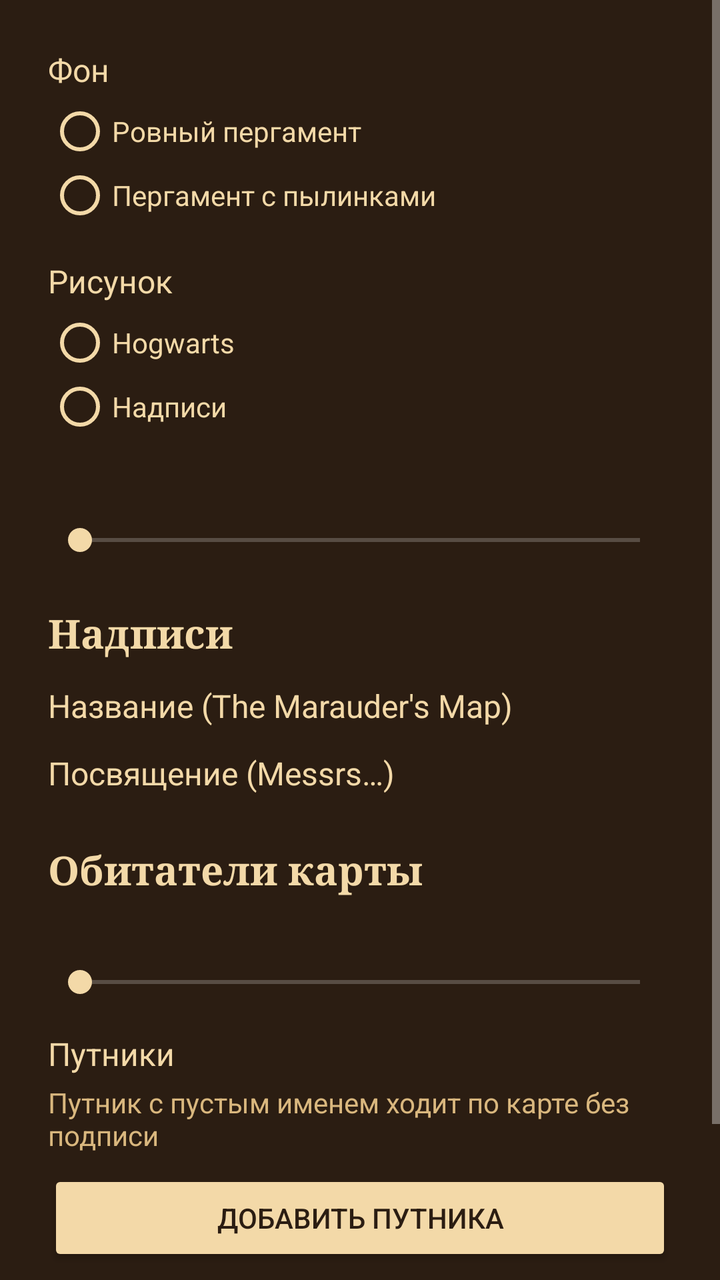
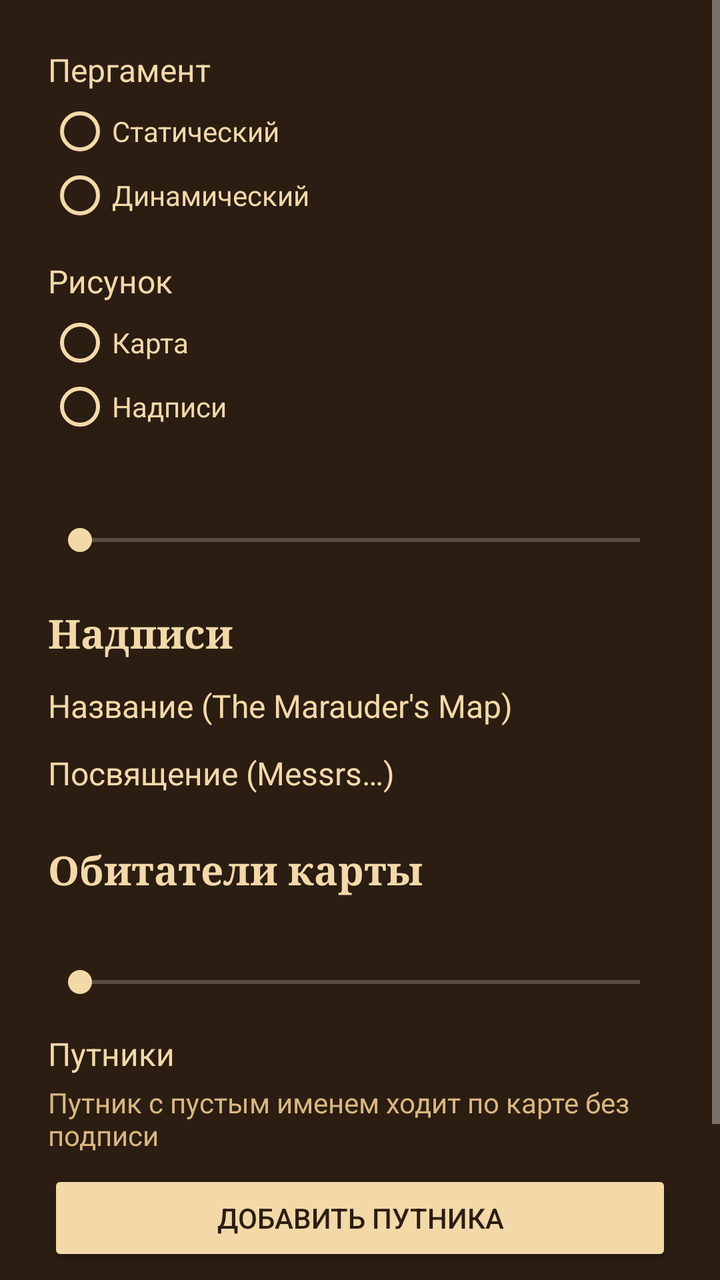

Screens rendered from an Android XML layout before and after an edit, with the pre-edit source and the edit as a unified diff.
<!-- AndroidManifest.xml: application theme Theme.MaraudersMap -->
<!-- res/layout/activity_settings.xml -->
<?xml version="1.0" encoding="utf-8"?>
<ScrollView xmlns:android="http://schemas.android.com/apk/res/android"
    android:layout_width="match_parent"
    android:layout_height="match_parent"
    android:background="@color/ink"
    android:fitsSystemWindows="true">

    <LinearLayout
        android:layout_width="match_parent"
        android:layout_height="wrap_content"
        android:orientation="vertical"
        android:padding="24dp">

        <TextView
            android:layout_width="wrap_content"
            android:layout_height="wrap_content"
            android:text="@string/background_title"
            android:textColor="@color/parchment"
            android:textSize="16sp" />

        <RadioGroup
            android:id="@+id/background"
            android:layout_width="match_parent"
            android:layout_height="wrap_content"
            android:layout_marginTop="4dp"
            android:orientation="vertical">

            <RadioButton
                android:id="@+id/background_plain"
                android:layout_width="wrap_content"
                android:layout_height="wrap_content"
                android:buttonTint="@color/parchment"
                android:text="@string/background_plain"
                android:textColor="@color/parchment" />

            <RadioButton
                android:id="@+id/background_dust"
                android:layout_width="wrap_content"
                android:layout_height="wrap_content"
                android:buttonTint="@color/parchment"
                android:text="@string/background_dust"
                android:textColor="@color/parchment" />
        </RadioGroup>

        <TextView
            android:layout_width="wrap_content"
            android:layout_height="wrap_content"
            android:layout_marginTop="16dp"
            android:text="@string/drawing_title"
            android:textColor="@color/parchment"
            android:textSize="16sp" />

        <RadioGroup
            android:id="@+id/drawing"
            android:layout_width="match_parent"
            android:layout_height="wrap_content"
            android:layout_marginTop="4dp"
            android:orientation="vertical">

            <RadioButton
                android:id="@+id/drawing_hogwarts"
                android:layout_width="wrap_content"
                android:layout_height="wrap_content"
                android:buttonTint="@color/parchment"
                android:text="@string/drawing_hogwarts"
                android:textColor="@color/parchment" />

            <RadioButton
                android:id="@+id/drawing_inscriptions"
                android:layout_width="wrap_content"
                android:layout_height="wrap_content"
                android:buttonTint="@color/parchment"
                android:text="@string/drawing_inscriptions"
                android:textColor="@color/parchment" />
        </RadioGroup>

        <TextView
            android:id="@+id/map_intensity_label"
            android:layout_width="wrap_content"
            android:layout_height="wrap_content"
            android:layout_marginTop="16dp"
            android:textColor="@color/parchment"
            android:textSize="16sp" />

        <SeekBar
            android:id="@+id/map_intensity"
            android:layout_width="match_parent"
            android:layout_height="wrap_content"
            android:layout_marginTop="4dp"
            android:progressTint="@color/parchment"
            android:thumbTint="@color/parchment" />

        
        <LinearLayout
            android:id="@+id/inscription_settings"
            android:layout_width="match_parent"
            android:layout_height="wrap_content"
            android:orientation="vertical">

            <TextView
                android:layout_width="wrap_content"
                android:layout_height="wrap_content"
                android:layout_marginTop="24dp"
                android:fontFamily="serif"
                android:text="@string/inscriptions_title"
                android:textColor="@color/parchment"
                android:textSize="20sp"
                android:textStyle="bold" />

            <TextView
                android:layout_width="wrap_content"
                android:layout_height="wrap_content"
                android:layout_marginTop="12dp"
                android:text="@string/inscription_title_label"
                android:textColor="@color/parchment"
                android:textSize="16sp" />

            <RadioGroup
                android:id="@+id/title_position"
                android:layout_width="match_parent"
                android:layout_height="wrap_content"
                android:orientation="horizontal" />

            <RadioGroup
                android:id="@+id/title_lines"
                android:layout_width="match_parent"
                android:layout_height="wrap_content"
                android:orientation="horizontal" />

            <TextView
                android:layout_width="wrap_content"
                android:layout_height="wrap_content"
                android:layout_marginTop="12dp"
                android:text="@string/inscription_dedication_label"
                android:textColor="@color/parchment"
                android:textSize="16sp" />

            <RadioGroup
                android:id="@+id/dedication_position"
                android:layout_width="match_parent"
                android:layout_height="wrap_content"
                android:orientation="horizontal" />

            <RadioGroup
                android:id="@+id/dedication_lines"
                android:layout_width="match_parent"
                android:layout_height="wrap_content"
                android:orientation="horizontal" />
        </LinearLayout>

        <TextView
            android:layout_width="wrap_content"
            android:layout_height="wrap_content"
            android:layout_marginTop="24dp"
            android:fontFamily="serif"
            android:text="@string/creatures_title"
            android:textColor="@color/parchment"
            android:textSize="20sp"
            android:textStyle="bold" />

        <TextView
            android:id="@+id/dementor_count_label"
            android:layout_width="wrap_content"
            android:layout_height="wrap_content"
            android:layout_marginTop="8dp"
            android:textColor="@color/parchment"
            android:textSize="16sp" />

        <SeekBar
            android:id="@+id/dementor_count"
            android:layout_width="match_parent"
            android:layout_height="wrap_content"
            android:layout_marginTop="4dp"
            android:progressTint="@color/parchment"
            android:thumbTint="@color/parchment" />

        <TextView
            android:layout_width="wrap_content"
            android:layout_height="wrap_content"
            android:layout_marginTop="16dp"
            android:text="@string/travelers_title"
            android:textColor="@color/parchment"
            android:textSize="16sp" />

        <TextView
            android:layout_width="wrap_content"
            android:layout_height="wrap_content"
            android:layout_marginTop="4dp"
            android:text="@string/travelers_hint"
            android:textColor="@color/parchment_dark"
            android:textSize="14sp" />

        <Button
            android:id="@+id/add_traveler"
            android:layout_width="match_parent"
            android:layout_height="wrap_content"
            android:layout_marginTop="8dp"
            android:backgroundTint="@color/parchment"
            android:text="@string/add_traveler"
            android:textColor="@color/ink" />

        <LinearLayout
            android:id="@+id/traveler_list"
            android:layout_width="match_parent"
            android:layout_height="wrap_content"
            android:orientation="vertical" />

        <Button
            android:id="@+id/set_wallpaper"
            android:layout_width="match_parent"
            android:layout_height="wrap_content"
            android:layout_marginTop="24dp"
            android:backgroundTint="@color/parchment_dark"
            android:text="@string/set_wallpaper"
            android:textColor="@color/ink" />
    </LinearLayout>
</ScrollView>
<!-- resources referenced by this layout -->
<resources>
  <color name="ink">#FF2B1D12</color>
  <color name="parchment">#FFF3D9A8</color>
  <color name="parchment_dark">#FFD9B77E</color>
  <string name="add_traveler">Добавить путника</string>
  <string name="background_dust">Пергамент с пылинками</string>
  <string name="background_plain">Ровный пергамент</string>
  <string name="background_title">Фон</string>
  <string name="creatures_title">Обитатели карты</string>
  <string name="drawing_hogwarts">Hogwarts</string>
  <string name="drawing_inscriptions">Надписи</string>
  <string name="drawing_title">Рисунок</string>
  <string name="inscription_dedication_label">Посвящение (Messrs…)</string>
  <string name="inscription_title_label">Название (The Marauder\'s Map)</string>
  <string name="inscriptions_title">Надписи</string>
  <string name="set_wallpaper">Установить обои</string>
  <string name="travelers_hint">Путник с пустым именем ходит по карте без подписи</string>
  <string name="travelers_title">Путники</string>
  <style name="Theme.MaraudersMap" parent="android:Theme.Material.NoActionBar">
          <item name="android:colorPrimary">@color/ink</item>
          <item name="android:colorPrimaryDark">@color/ink</item>
          <item name="android:colorAccent">@color/parchment_dark</item>
          <item name="android:textColorPrimary">@color/parchment</item>
          <item name="android:windowBackground">@color/ink</item>
          <item name="android:statusBarColor">@color/ink</item>
          <item name="android:navigationBarColor">@color/ink</item>
      </style>
</resources>

<!-- the commit's change to res/layout/activity_settings.xml (unified diff, before → after) -->
@@ -14,31 +14,31 @@
         <TextView
             android:layout_width="wrap_content"
             android:layout_height="wrap_content"
-            android:text="@string/background_title"
+            android:text="@string/parchment_title"
             android:textColor="@color/parchment"
             android:textSize="16sp" />
 
         <RadioGroup
-            android:id="@+id/background"
+            android:id="@+id/parchment"
             android:layout_width="match_parent"
             android:layout_height="wrap_content"
             android:layout_marginTop="4dp"
             android:orientation="vertical">
 
             <RadioButton
-                android:id="@+id/background_plain"
-                android:layout_width="wrap_content"
-                android:layout_height="wrap_content"
-                android:buttonTint="@color/parchment"
-                android:text="@string/background_plain"
-                android:textColor="@color/parchment" />
-
-            <RadioButton
-                android:id="@+id/background_dust"
-                android:layout_width="wrap_content"
-                android:layout_height="wrap_content"
-                android:buttonTint="@color/parchment"
-                android:text="@string/background_dust"
+                android:id="@+id/parchment_static"
+                android:layout_width="wrap_content"
+                android:layout_height="wrap_content"
+                android:buttonTint="@color/parchment"
+                android:text="@string/parchment_static"
+                android:textColor="@color/parchment" />
+
+            <RadioButton
+                android:id="@+id/parchment_dynamic"
+                android:layout_width="wrap_content"
+                android:layout_height="wrap_content"
+                android:buttonTint="@color/parchment"
+                android:text="@string/parchment_dynamic"
                 android:textColor="@color/parchment" />
         </RadioGroup>
 
@@ -58,11 +58,11 @@
             android:orientation="vertical">
 
             <RadioButton
-                android:id="@+id/drawing_hogwarts"
-                android:layout_width="wrap_content"
-                android:layout_height="wrap_content"
-                android:buttonTint="@color/parchment"
-                android:text="@string/drawing_hogwarts"
+                android:id="@+id/drawing_map"
+                android:layout_width="wrap_content"
+                android:layout_height="wrap_content"
+                android:buttonTint="@color/parchment"
+                android:text="@string/drawing_map"
                 android:textColor="@color/parchment" />
 
             <RadioButton
<!-- resource entries referenced after the edit -->
@@ -4,16 +4,16 @@
   <color name="parchment">#FFF3D9A8</color>
   <color name="parchment_dark">#FFD9B77E</color>
   <string name="add_traveler">Добавить путника</string>
-  <string name="background_dust">Пергамент с пылинками</string>
-  <string name="background_plain">Ровный пергамент</string>
-  <string name="background_title">Фон</string>
   <string name="creatures_title">Обитатели карты</string>
-  <string name="drawing_hogwarts">Hogwarts</string>
   <string name="drawing_inscriptions">Надписи</string>
+  <string name="drawing_map">Карта</string>
   <string name="drawing_title">Рисунок</string>
   <string name="inscription_dedication_label">Посвящение (Messrs…)</string>
   <string name="inscription_title_label">Название (The Marauder\'s Map)</string>
   <string name="inscriptions_title">Надписи</string>
+  <string name="parchment_dynamic">Динамический</string>
+  <string name="parchment_static">Статический</string>
+  <string name="parchment_title">Пергамент</string>
   <string name="set_wallpaper">Установить обои</string>
   <string name="travelers_hint">Путник с пустым именем ходит по карте без подписи</string>
   <string name="travelers_title">Путники</string>
